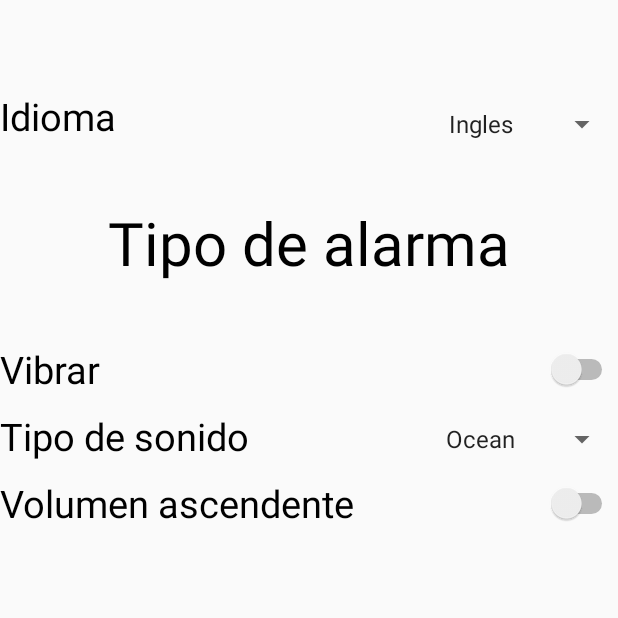
After one commit to JohnathanMB/Analisis-2---Vigilate, an Android app: the Settings screen opened directly, with no data from a screen before it, on a phone screen of 412 x 824 dp, the top half of it. The commit adds this screen. Run offline under Robolectric (Android 15) with nearby library versions, the phone set to English and light mode, and no system bars.

Commit message:
listo settings

```diff
--- a/app/src/main/AndroidManifest.xml
+++ b/app/src/main/AndroidManifest.xml
@@ -2,6 +2,7 @@
 <manifest xmlns:android="http://schemas.android.com/apk/res/android"
     xmlns:tools="http://schemas.android.com/tools"
     package="com.example.johnathan.vigilate">
+
     <!--
          The ACCESS_COARSE/FINE_LOCATION permissions are not required to use
          Google Maps Android API v2, but you must specify either coarse or fine
@@ -9,8 +10,6 @@
     -->
     <uses-permission android:name="android.permission.ACCESS_FINE_LOCATION" />
     <uses-permission android:name="android.permission.INTERNET" />
-
-
 
     <application
         android:allowBackup="true"
@@ -22,22 +21,14 @@
         <activity
             android:name=".Info_Activate"
             android:label="@string/title_activity_info__activate"
-            android:theme="@style/AppTheme.NoActionBar">
-
-
-        </activity>
-
-        <activity android:name=".Login">
-
-        </activity>
-
+            android:theme="@style/AppTheme.NoActionBar"></activity>
+        <activity android:name=".Login"></activity>
         <activity android:name=".MainActivity">
             <intent-filter>
                 <action android:name="android.intent.action.MAIN" />
 
                 <category android:name="android.intent.category.LAUNCHER" />
             </intent-filter>
-
         </activity>
         <!--
              The API key for Google Maps-based APIs is defined as a string resource.
@@ -53,21 +44,20 @@
 
         <activity
             android:name=".MapsActivity"
-            android:label="@string/title_activity_maps">
-        </activity>
+            android:label="@string/title_activity_maps"></activity>
 
         <service android:name=".MyFirebaseInstanceIdService">
             <intent-filter>
-                <action android:name="com.google.firebase.INSTANCE_ID_EVENT"/>
+                <action android:name="com.google.firebase.INSTANCE_ID_EVENT" />
+            </intent-filter>
+        </service>
+        <service android:name=".MyFirebaseMessageService">
+            <intent-filter>
+                <action android:name="com.firebase.INSTANCE_ID_EVENT" />
             </intent-filter>
         </service>
 
-        <service android:name=".MyFirebaseMessageService">
-            <intent-filter>
-                <action android:name="com.firebase.INSTANCE_ID_EVENT"/>
-            </intent-filter>
-        </service>
-
+        <activity android:name=".Settings"></activity>
     </application>
 
 </manifest>
--- a/app/src/main/java/com/example/johnathan/vigilate/MainActivity.java
+++ b/app/src/main/java/com/example/johnathan/vigilate/MainActivity.java
@@ -128,7 +128,7 @@ public class MainActivity extends AppCompatActivity implements GoogleApiClient.O
                 break;
             case R.id.menuSettings:
                 //opciones settings
-                //debe ir a la vista de configuraciones
+                settings();
                 break;
             case R.id.menuLogOut:
                 //opciones singOut
@@ -172,6 +172,12 @@ public class MainActivity extends AppCompatActivity implements GoogleApiClient.O
         startActivity(intents);
     }
 
+    public void settings(){
+        Intent intents = new Intent(this, Settings.class);
+        startActivity(intents);
+    }
+
+
     @Override
     public void onConnectionFailed(@NonNull ConnectionResult connectionResult) {
 
--- /dev/null
+++ b/app/src/main/java/com/example/johnathan/vigilate/Settings.java
@@ -0,0 +1,26 @@
+package com.example.johnathan.vigilate;
+
+import android.support.v7.app.AppCompatActivity;
+import android.os.Bundle;
+import android.widget.ArrayAdapter;
+import android.widget.Spinner;
+
+
+public class Settings extends AppCompatActivity {
+    Spinner idioma;
+    Spinner sonido;
+    String idiomas[] ={"Ingles","Español"};
+    String sonidos[] ={"Ocean","Morning","Mystic"};
+    @Override
+    protected void onCreate(Bundle savedInstanceState) {
+        super.onCreate(savedInstanceState);
+        setContentView(R.layout.activity_settings);
+        idioma =(Spinner) findViewById(R.id.idiomas);
+        sonido =(Spinner) findViewById(R.id.tiposSonido);
+        ArrayAdapter<String> adaptador = new ArrayAdapter<String>(this,android.R.layout.simple_spinner_item,idiomas);
+        ArrayAdapter<String> adaptador1 = new ArrayAdapter<String>(this,android.R.layout.simple_spinner_item,sonidos);
+
+        idioma.setAdapter(adaptador);
+        sonido.setAdapter(adaptador1);
+    }
+}
--- /dev/null
+++ b/app/src/main/res/layout/activity_settings.xml
@@ -0,0 +1,66 @@
+<RelativeLayout
+    android:layout_height="match_parent"
+    android:layout_width="match_parent"
+    xmlns:android="http://schemas.android.com/apk/res/android">
+    <TextView
+        android:layout_width="wrap_content"
+        android:id="@+id/idioma"
+        android:layout_height="wrap_content"
+        android:text="Idioma"
+        android:textSize="25dp"
+        android:paddingTop="60dp"
+        android:textStyle="normal"
+        android:textColor="#000000"/>
+
+    <Spinner
+        android:id="@+id/idiomas"
+        android:layout_width="wrap_content"
+        android:layout_height="wrap_content"
+        android:layout_above="@+id/tipoAlarma"
+        android:layout_alignParentRight="true"></Spinner>
+    <TextView
+        android:layout_width="match_parent"
+        android:id="@+id/tipoAlarma"
+        android:layout_height="wrap_content"
+        android:text="Tipo de alarma"
+        android:textSize="40dp"
+        android:paddingVertical="40dp"
+        android:textStyle="normal"
+        android:layout_below="@id/idioma"
+        android:gravity="center_horizontal"
+        android:textColor="#000000"/>
+    <Switch
+        android:layout_width="match_parent"
+        android:layout_height="wrap_content"
+        android:id="@+id/vibrar"
+        android:text="Vibrar"
+        android:textSize="25dp"
+        android:textColor="#000000"
+        android:layout_below="@+id/tipoAlarma"/>
+    <TextView
+        android:layout_width="wrap_content"
+        android:id="@+id/sonido"
+        android:layout_height="wrap_content"
+        android:text="Tipo de sonido"
+        android:textSize="25dp"
+        android:paddingVertical="10dp"
+        android:textStyle="normal"
+        android:textColor="#000000"
+        android:layout_below="@+id/vibrar"/>
+
+    <Spinner
+        android:id="@+id/tiposSonido"
+        android:layout_width="wrap_content"
+        android:layout_height="wrap_content"
+        android:layout_alignBottom="@+id/sonido"
+        android:layout_alignEnd="@+id/idiomas"
+        android:layout_marginBottom="13dp"></Spinner>
+    <Switch
+        android:layout_width="match_parent"
+        android:layout_height="wrap_content"
+        android:id="@+id/volumen"
+        android:text="Volumen ascendente"
+        android:textSize="25dp"
+        android:textColor="#000000"
+        android:layout_below="@+id/sonido"/>
+</RelativeLayout>
```
